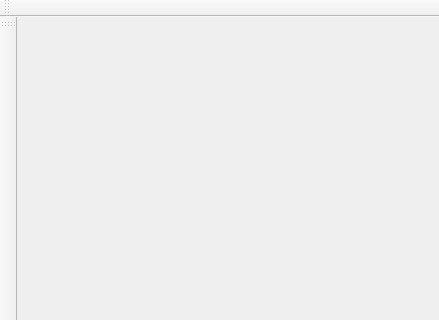
mainster/WorktimeManager, file uis/mainwindow.ui: the form before one commit; both pictures show x 0 to 439 and y 0 to 320 of the 439 by 508 pixel window.
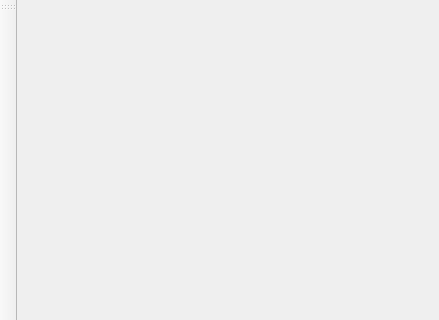
The form after the commit. Icons and pictures are not drawn.

Commit message: Optimized store/restore DockWidgetArea/floating window geometry on class InpFrm::.

Diff of the .ui file:
```diff
--- a/uis/mainwindow.ui
+++ b/uis/mainwindow.ui
@@ -63,17 +63,6 @@
     <bool>false</bool>
    </attribute>
   </widget>
-  <widget class="QToolBar" name="toolBar">
-   <property name="windowTitle">
-    <string>toolBar</string>
-   </property>
-   <attribute name="toolBarArea">
-    <enum>TopToolBarArea</enum>
-   </attribute>
-   <attribute name="toolBarBreak">
-    <bool>false</bool>
-   </attribute>
-  </widget>
  </widget>
  <layoutdefault spacing="6" margin="11"/>
  <resources>
```
The commit also changes 6 other files.
